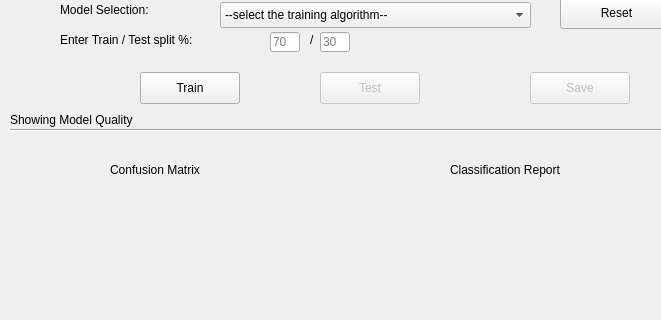
Before: the Qt Designer form machineLearningGUI.ui in gihankaushyal/PixelAnomalyDetectorTool, drawn with Qt 5; both pictures show x 0 to 661 and y 138 to 458 of the 744 by 554 pixel window.
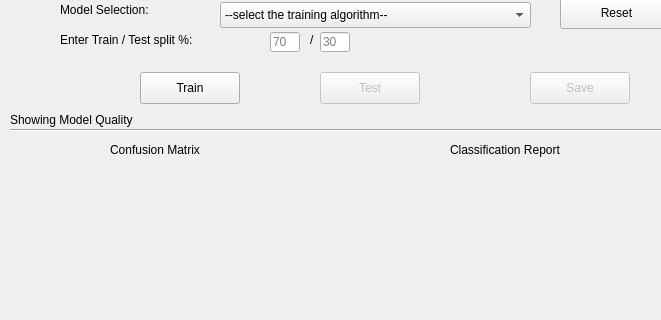
After: the same form once the commit is applied.

Commit message: added extra space for heatmaps

The edit to the form file:
```diff
--- a/machineLearningGUI.ui
+++ b/machineLearningGUI.ui
@@ -273,7 +273,7 @@
    <property name="geometry">
     <rect>
      <x>110</x>
-     <y>300</y>
+     <y>280</y>
      <width>121</width>
      <height>16</height>
     </rect>
@@ -286,7 +286,7 @@
    <property name="geometry">
     <rect>
      <x>450</x>
-     <y>300</y>
+     <y>280</y>
      <width>131</width>
      <height>16</height>
     </rect>
@@ -376,9 +376,9 @@
    <property name="geometry">
     <rect>
      <x>20</x>
-     <y>310</y>
+     <y>290</y>
      <width>301</width>
-     <height>221</height>
+     <height>261</height>
     </rect>
    </property>
   </widget>
@@ -401,10 +401,10 @@
   <widget class="QWidget" name="classificationReport" native="true">
    <property name="geometry">
     <rect>
-     <x>330</x>
-     <y>309</y>
-     <width>371</width>
-     <height>221</height>
+     <x>340</x>
+     <y>289</y>
+     <width>391</width>
+     <height>261</height>
     </rect>
    </property>
   </widget>
```
